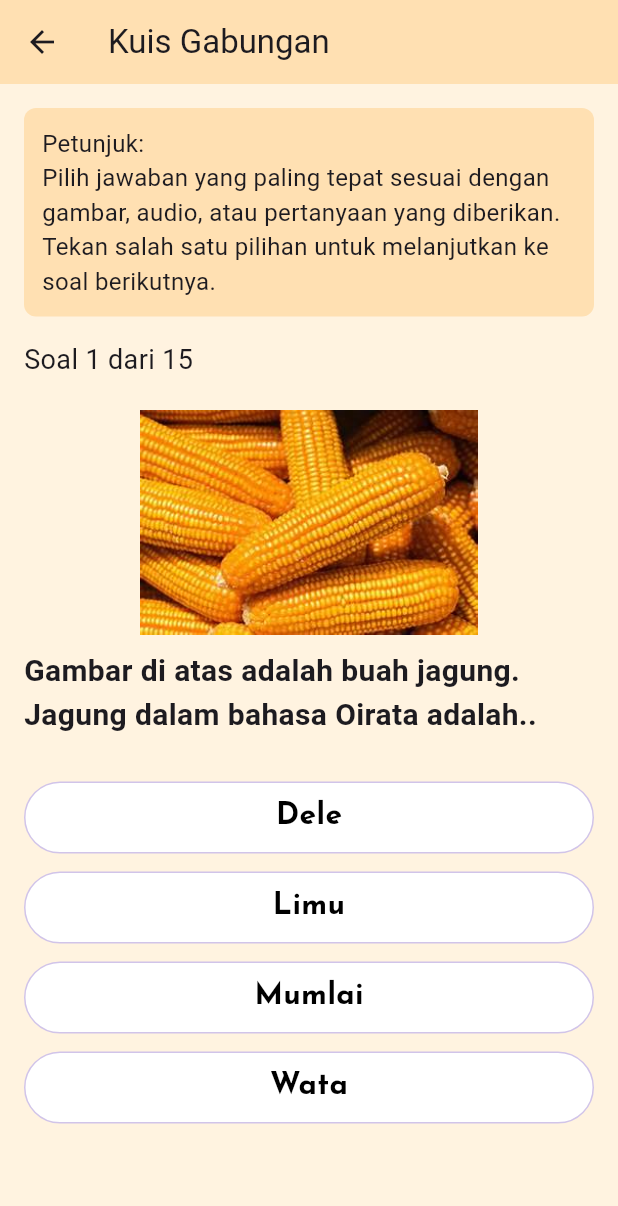
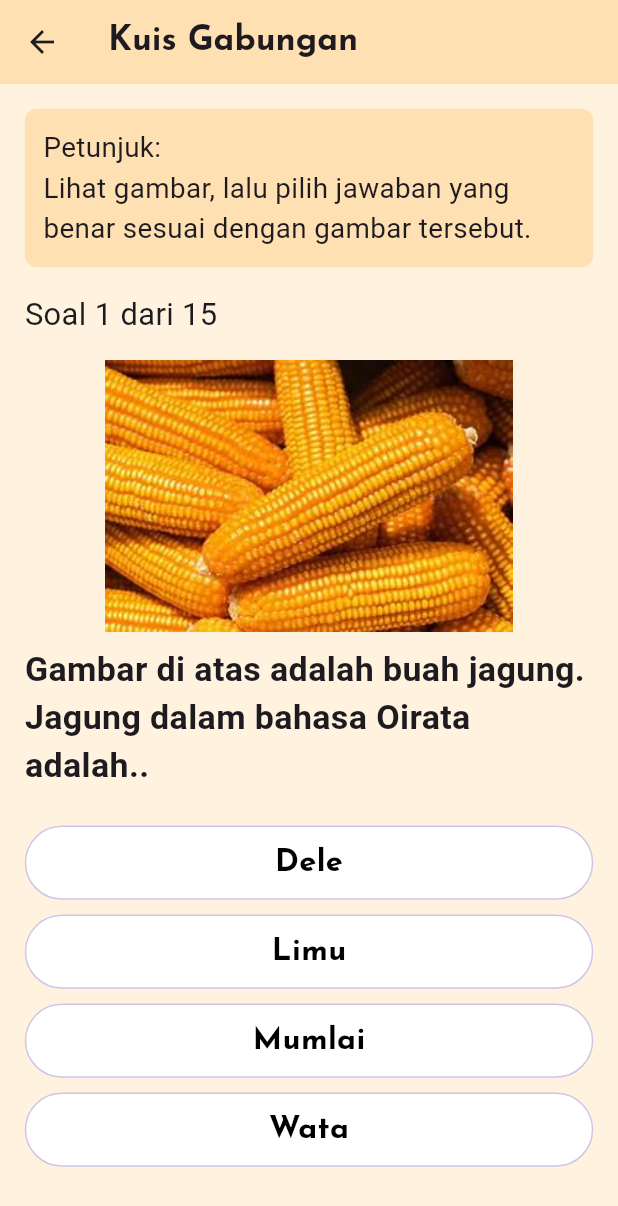
Before and after one commit to davidwaas/kamus_app, a Flutter app: the QuizPage screen opened directly, on a phone screen of 412 x 824 dp. Shown: the top 1206 px of the screen. Run offline on Flutter 3.47's test engine with Material 3 defaults, Android fonts, the phone set to English and light mode, and no system bars; our stand-ins replace audioplayers, dropdown_button2, flutter_tts, google_fonts, speech_to_text, sqflite; accounts and stored records are empty.

Commit message:
modified:   lib/quizPage.dart

```diff
--- a/lib/quizPage.dart
+++ b/lib/quizPage.dart
@@ -292,18 +292,40 @@ class _QuizPageState extends State<QuizPage> {
     });
   }
 
+  String _getInstruction(String? type) {
+    switch (type) {
+      case 'kosakata':
+        return 'Petunjuk:\nLihat gambar, lalu pilih jawaban yang benar sesuai dengan gambar tersebut.';
+      case 'kalimat':
+        return 'Petunjuk:\nLengkapi kalimat dengan pilihan jawaban yang paling tepat.';
+      case 'percakapan':
+        return 'Petunjuk:\nDengarkan audio (jika ada), lalu pilih jawaban yang sesuai dengan percakapan.';
+      default:
+        return 'Petunjuk:\nPilih jawaban yang paling tepat.';
+    }
+  }
+
   @override
   Widget build(BuildContext context) {
+    final screenWidth = MediaQuery.of(context).size.width;
+    final screenHeight = MediaQuery.of(context).size.height;
     final question = _questions[_currentQuestion];
+
     return Scaffold(
       appBar: AppBar(
-        title: Text('Kuis Gabungan'),
-        backgroundColor: Colors.orange.shade100, // opsional: warna appbar
+        title: Text(
+          'Kuis Gabungan',
+          style: GoogleFonts.josefinSans(
+            fontSize: screenWidth * 0.055,
+            fontWeight: FontWeight.bold,
+          ),
+        ),
+        backgroundColor: Colors.orange.shade100,
         elevation: 0,
       ),
-      backgroundColor: Colors.orange.shade50, // Ganti warna background di sini
+      backgroundColor: Colors.orange.shade50,
       body: Padding(
-        padding: const EdgeInsets.all(16.0),
+        padding: EdgeInsets.all(screenWidth * 0.04),
         child: Center(
           child:
               _quizFinished
@@ -314,16 +336,16 @@ class _QuizPageState extends State<QuizPage> {
                       Text(
                         'Kuis Selesai!',
                         style: GoogleFonts.josefinSans(
-                          fontSize: 25,
+                          fontSize: screenWidth * 0.07,
                           fontWeight: FontWeight.bold,
                           color: Colors.black,
                         ),
                       ),
-                      SizedBox(height: 20),
+                      SizedBox(height: screenHeight * 0.03),
                       Text(
                         'SELAMAT !!!',
                         style: GoogleFonts.josefinSans(
-                          fontSize: 25,
+                          fontSize: screenWidth * 0.07,
                           fontWeight: FontWeight.bold,
                           color: Colors.black,
                         ),
@@ -331,15 +353,25 @@ class _QuizPageState extends State<QuizPage> {
                       Text(
                         'Skor Anda: $_score dari ${_questions.length}',
                         style: GoogleFonts.josefinSans(
-                          fontSize: 25,
+                          fontSize: screenWidth * 0.07,
                           fontWeight: FontWeight.bold,
                           color: Colors.black,
                         ),
                       ),
-                      SizedBox(height: 20),
-                      ElevatedButton(
-                        onPressed: _resetQuiz,
-                        child: Text('Ulangi Kuis'),
+                      SizedBox(height: screenHeight * 0.03),
+                      SizedBox(
+                        width: screenWidth * 0.5,
+                        height: screenHeight * 0.07,
+                        child: ElevatedButton(
+                          onPressed: _resetQuiz,
+                          child: Text(
+                            'Ulangi Kuis',
+                            style: GoogleFonts.josefinSans(
+                              fontSize: screenWidth * 0.05,
+                              fontWeight: FontWeight.bold,
+                            ),
+                          ),
+                        ),
                       ),
                     ],
                   )
@@ -348,25 +380,28 @@ class _QuizPageState extends State<QuizPage> {
                     children: [
                       // Petunjuk pengerjaan soal
                       Container(
-                        padding: EdgeInsets.all(12),
-                        margin: EdgeInsets.only(bottom: 16),
+                        padding: EdgeInsets.all(screenWidth * 0.03),
+                        margin: EdgeInsets.only(bottom: screenHeight * 0.02),
                         decoration: BoxDecoration(
                           color: Colors.orange.shade100,
                           borderRadius: BorderRadius.circular(8),
                         ),
                         child: Text(
-                          'Petunjuk:\nPilih jawaban yang paling tepat sesuai dengan gambar, audio, atau pertanyaan yang diberikan. Tekan salah satu pilihan untuk melanjutkan ke soal berikutnya.',
-                          style: TextStyle(fontSize: 16),
+                          _getInstruction(question['type'] as String?),
+                          style: TextStyle(fontSize: screenWidth * 0.045),
                         ),
                       ),
                       Text(
                         'Soal ${_currentQuestion + 1} dari ${_questions.length}',
-                        style: TextStyle(fontSize: 18),
+                        style: TextStyle(fontSize: screenWidth * 0.05),
                       ),
-                      SizedBox(height: 20),
+                      SizedBox(height: screenHeight * 0.02),
                       if (question['type'] == 'kosakata' &&
                           question['image'] != null)
-                        Image.asset(question['image'] as String, height: 150),
+                        Image.asset(
+                          question['image'] as String,
+                          height: screenHeight * 0.22,
+                        ),
                       if (question['type'] == 'percakapan' &&
                           question['context'] != null)
                         ...((question['context'] as List)
@@ -377,7 +412,7 @@ class _QuizPageState extends State<QuizPage> {
                                     IconButton(
                                       icon: Icon(
                                         Icons.play_arrow,
-                                        size: 50,
+                                        size: screenWidth * 0.13,
                                         color: Colors.deepPurple,
                                       ),
                                       onPressed:
@@ -390,28 +425,30 @@ class _QuizPageState extends State<QuizPage> {
                                       dialog['label'],
                                       style: TextStyle(
                                         fontWeight: FontWeight.bold,
-                                        fontSize: 20,
+                                        fontSize: screenWidth * 0.05,
                                         color: Colors.deepPurple,
                                       ),
                                     ),
                                   if (dialog is Map && dialog['text'] != null)
                                     Text(
                                       dialog['text'],
-                                      style: TextStyle(fontSize: 16),
+                                      style: TextStyle(
+                                        fontSize: screenWidth * 0.045,
+                                      ),
                                     ),
                                 ],
                               ),
                             )
                             .toList()),
-                      SizedBox(height: 10),
+                      SizedBox(height: screenHeight * 0.01),
                       Text(
                         question['question'] as String,
                         style: TextStyle(
-                          fontSize: 20,
+                          fontSize: screenWidth * 0.055,
                           fontWeight: FontWeight.bold,
                         ),
                       ),
-                      SizedBox(height: 30),
+                      SizedBox(height: screenHeight * 0.03),
                       ...(question['options'] as List<String>)
                           .asMap()
                           .entries
@@ -420,7 +457,9 @@ class _QuizPageState extends State<QuizPage> {
                             String option = entry.value;
                             bool isPressed = _pressedOptionIndex == idx;
                             return Container(
-                              margin: EdgeInsets.only(bottom: 12),
+                              margin: EdgeInsets.only(
+                                bottom: screenHeight * 0.012,
+                              ),
                               child: GestureDetector(
                                 onTap: () => _answerQuestion(option),
                                 onTapDown: (_) {
@@ -450,12 +489,12 @@ class _QuizPageState extends State<QuizPage> {
                                       color: Colors.deepPurple.shade100,
                                     ),
                                   ),
-                                  height: 48,
+                                  height: screenHeight * 0.06,
                                   alignment: Alignment.center,
                                   child: Text(
                                     option,
                                     style: GoogleFonts.josefinSans(
-                                      fontSize: 20,
+                                      fontSize: screenWidth * 0.05,
                                       fontWeight: FontWeight.bold,
                                       color: Colors.black,
                                     ),
```
